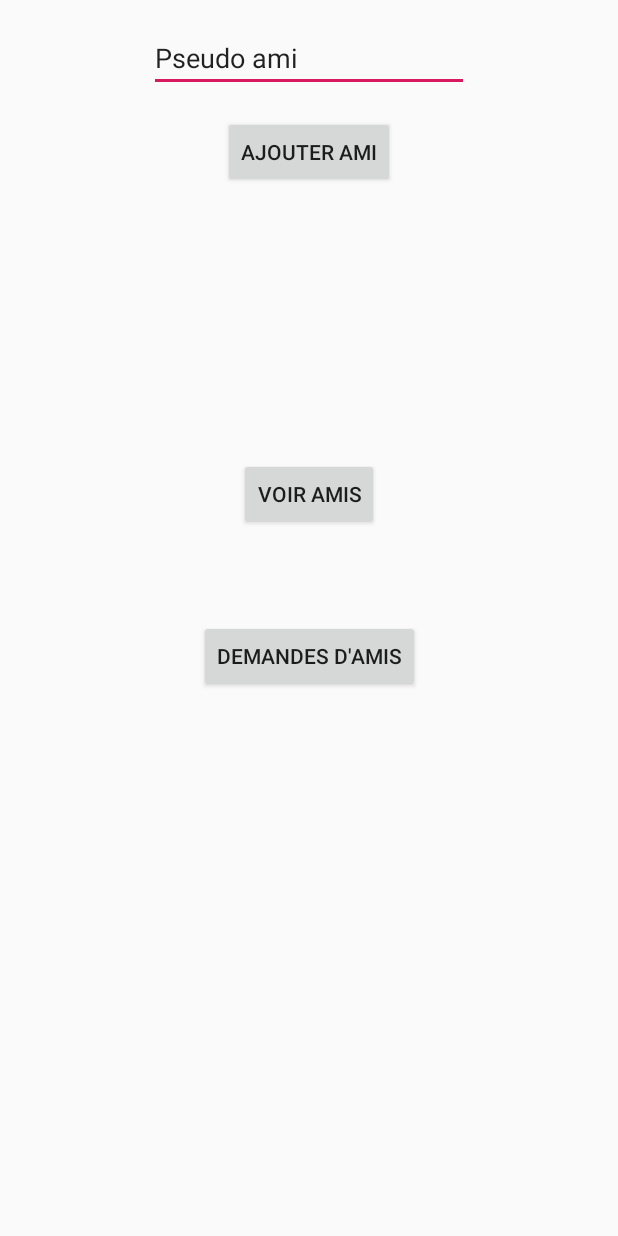
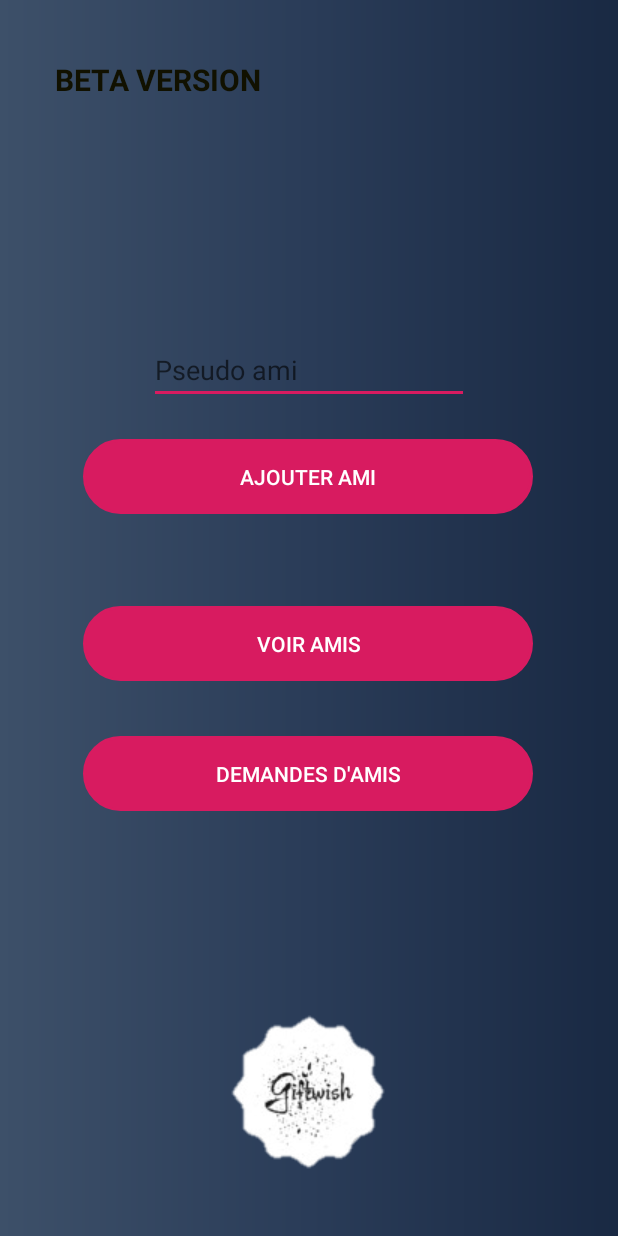
Before and after one commit to CyrilGusbin/LSINF1225-2020-GroupeL3.2-GiftWish, an Android app: the friends_intermediate screen opened directly, with no data from a screen before it, on a phone screen of 412 x 824 dp. Run offline under Robolectric (Android 15) with nearby library versions, the phone set to English and light mode, and no system bars.

Commit message:
- Correction bugs mineurs - Ajustement de "finish()" dans certains interfaces - Amélioration esthétique
TODO : - WishLists de mes amis
       - Edit Preferences
       - Edit Pseudo

```diff
--- a/app/src/main/java/com/example/wishlist/Backend/wishlist_intermediate.java
+++ b/app/src/main/java/com/example/wishlist/Backend/wishlist_intermediate.java
@@ -22,7 +22,7 @@ public class wishlist_intermediate extends AppCompatActivity {
         Intent intent2=getIntent();
         final String pseudo_bis = intent2.getStringExtra(EXTRA_MESSAGE);
         TextView textView = findViewById(R.id.wl_user);
-        textView.setText("Wishlists de "+pseudo_bis);
+        textView.setText("WishLists de "+pseudo_bis);
         final String msg =intent2.getStringExtra(Create_wislist.EXTRA_MESSAGE2);
         TextView reussite = findViewById(R.id.wl_created);
         reussite.setText(msg);
--- a/app/src/main/java/com/example/wishlist/Interface/Demands.java
+++ b/app/src/main/java/com/example/wishlist/Interface/Demands.java
@@ -56,5 +56,6 @@ public class Demands extends AppCompatActivity {
         intent.putExtra(EXTRA_MESSAGE, pseudo);
         intent.putExtra(EXTRA_MESSAGE3, "demande d'ami acceptée");
         startActivity(intent);
+        finish();
     }
 }
--- a/app/src/main/java/com/example/wishlist/Interface/Menu.java
+++ b/app/src/main/java/com/example/wishlist/Interface/Menu.java
@@ -33,7 +33,7 @@ public class Menu extends AppCompatActivity {
         Intent intent = getIntent();
         final String pseudo_bis = intent.getStringExtra(EXTRA_MESSAGE);
         TextView textView = findViewById(R.id.pseudo_user);
-        textView.setText("Bienvenue, "+pseudo_bis);
+        textView.setText("Bienvenue, "+ pseudo_bis);
 
         //Lorsque  l'on clique sur le bouton "Mes WishLists", l'application nous déplace vers l'interface "Mes WishLists".
         this.play = findViewById(R.id.wishlist);
--- a/app/src/main/java/com/example/wishlist/Interface/Register_Next.java
+++ b/app/src/main/java/com/example/wishlist/Interface/Register_Next.java
@@ -5,7 +5,6 @@ import androidx.appcompat.app.AppCompatActivity;
 
 import android.content.Intent;
 import android.os.Bundle;
-import android.text.Editable;
 import android.util.Log;
 import android.view.View;
 import android.widget.Button;
@@ -60,6 +59,6 @@ public class Register_Next extends AppCompatActivity {
         }
 
 
-        }
+    }
 
 }
--- a/app/src/main/res/layout/activity_friends_intermediate.xml
+++ b/app/src/main/res/layout/activity_friends_intermediate.xml
@@ -4,60 +4,109 @@
     xmlns:tools="http://schemas.android.com/tools"
     android:layout_width="match_parent"
     android:layout_height="match_parent"
+    android:background="@drawable/gradient"
     tools:context=".Interface.friends_intermediate">
 
     <Button
         android:id="@+id/button4"
-        android:layout_width="wrap_content"
-        android:layout_height="wrap_content"
-        android:layout_marginTop="16dp"
+        android:layout_width="300dp"
+        android:layout_height="50dp"
+        android:background="@drawable/circle_button"
+        android:backgroundTint="@color/colorAccent"
         android:onClick="add_friend"
         android:text="Ajouter ami"
+        android:textColor="@color/Blanc"
+        app:layout_constraintBottom_toBottomOf="parent"
         app:layout_constraintEnd_toEndOf="parent"
+        app:layout_constraintHorizontal_bias="0.495"
         app:layout_constraintStart_toStartOf="parent"
-        app:layout_constraintTop_toBottomOf="@+id/search_friend" />
+        app:layout_constraintTop_toTopOf="parent"
+        app:layout_constraintVertical_bias="0.378" />
 
     <Button
         android:id="@+id/button5"
-        android:layout_width="wrap_content"
-        android:layout_height="wrap_content"
-        android:layout_marginTop="180dp"
+        android:layout_width="300dp"
+        android:layout_height="50dp"
+        android:background="@drawable/circle_button"
+        android:backgroundTint="@color/colorAccent"
         android:onClick="go_to_friends_liste"
         android:text="Voir amis"
+        android:textColor="@color/Blanc"
+        app:layout_constraintBottom_toBottomOf="parent"
         app:layout_constraintEnd_toEndOf="parent"
+        app:layout_constraintHorizontal_bias="0.495"
         app:layout_constraintStart_toStartOf="parent"
-        app:layout_constraintTop_toBottomOf="@+id/button4" />
+        app:layout_constraintTop_toTopOf="parent"
+        app:layout_constraintVertical_bias="0.522" />
 
     <EditText
         android:id="@+id/search_friend"
         android:layout_width="wrap_content"
         android:layout_height="wrap_content"
-        android:layout_marginTop="16dp"
         android:ems="10"
+        android:hint="Pseudo ami"
         android:inputType="textPersonName"
-        android:text="Pseudo ami"
+        app:layout_constraintBottom_toBottomOf="parent"
         app:layout_constraintEnd_toEndOf="parent"
         app:layout_constraintStart_toStartOf="parent"
-        app:layout_constraintTop_toTopOf="parent" />
+        app:layout_constraintTop_toTopOf="parent"
+        app:layout_constraintVertical_bias="0.288" />
 
     <TextView
         android:id="@+id/back"
         android:layout_width="wrap_content"
         android:layout_height="wrap_content"
-        android:layout_marginTop="16dp"
+        android:layout_marginTop="208dp"
+        android:textColor="#FF0000"
+        android:textSize="15dp"
+        android:textStyle="bold"
         app:layout_constraintEnd_toEndOf="parent"
+        app:layout_constraintHorizontal_bias="0.498"
         app:layout_constraintStart_toStartOf="parent"
         app:layout_constraintTop_toBottomOf="@+id/button4" />
 
     <Button
         android:id="@+id/button6"
+        android:layout_width="300dp"
+        android:layout_height="50dp"
+        android:background="@drawable/circle_button"
+        android:backgroundTint="@color/colorAccent"
+        android:onClick="go_to_demands"
+        android:text="Demandes d'amis"
+        android:textColor="@color/Blanc"
+        app:layout_constraintBottom_toBottomOf="parent"
+        app:layout_constraintEnd_toEndOf="parent"
+        app:layout_constraintHorizontal_bias="0.495"
+        app:layout_constraintStart_toStartOf="parent"
+        app:layout_constraintTop_toTopOf="parent"
+        app:layout_constraintVertical_bias="0.634" />
+
+    <ImageView
+        android:id="@+id/imageView12"
         android:layout_width="wrap_content"
         android:layout_height="wrap_content"
-        android:layout_marginTop="60dp"
-        android:onClick="go_to_demands"
-        android:text="Demandes d'amis"
+        app:layout_constraintBottom_toBottomOf="parent"
         app:layout_constraintEnd_toEndOf="parent"
+        app:layout_constraintHorizontal_bias="0.497"
         app:layout_constraintStart_toStartOf="parent"
+        app:layout_constraintTop_toTopOf="parent"
+        app:layout_constraintVertical_bias="1.0"
+        app:srcCompat="@drawable/sans_fond" />
+
+    <TextView
+        android:id="@+id/beta_text"
+        android:layout_width="wrap_content"
+        android:layout_height="wrap_content"
+        android:text="@string/BETA"
+        android:textStyle="bold"
+        android:textSize="20dp"
+        android:textColor="#110"
+        app:layout_constraintBottom_toBottomOf="parent"
+        app:layout_constraintEnd_toEndOf="parent"
+        app:layout_constraintHorizontal_bias="0.133"
+        app:layout_constraintStart_toStartOf="parent"
+        app:layout_constraintTop_toTopOf="parent"
+        app:layout_constraintVertical_bias="0.049" />
         app:layout_constraintTop_toBottomOf="@+id/button5" />
 
     <TextView
--- a/app/src/main/res/layout/activity_main.xml
+++ b/app/src/main/res/layout/activity_main.xml
@@ -30,7 +30,7 @@
         android:ems="10"
         android:hint="@string/mdp_connexion"
         android:maxLength="15"
-        android:inputType="textPersonName"
+        android:inputType="textPassword"
         app:layout_constraintBottom_toBottomOf="parent"
         app:layout_constraintEnd_toEndOf="parent"
         app:layout_constraintStart_toStartOf="parent"
--- a/app/src/main/res/layout/activity_register.xml
+++ b/app/src/main/res/layout/activity_register.xml
@@ -109,6 +109,9 @@
         android:layout_width="wrap_content"
         android:layout_height="wrap_content"
         android:text=""
+        android:textColor="#FF0000"
+        android:textSize="18dp"
+        android:textStyle="bold"
         app:layout_constraintBottom_toBottomOf="parent"
         app:layout_constraintEnd_toEndOf="parent"
         app:layout_constraintHorizontal_bias="0.498"
--- a/app/src/main/res/layout/row_demands.xml
+++ b/app/src/main/res/layout/row_demands.xml
@@ -2,6 +2,7 @@
 <androidx.constraintlayout.widget.ConstraintLayout
     xmlns:android="http://schemas.android.com/apk/res/android"
     xmlns:app="http://schemas.android.com/apk/res-auto"
+    android:background="@drawable/gradient"
     android:layout_width="match_parent"
     android:layout_height="match_parent">
 
```
Also changed, not shown: app/src/main/java/com/example/wishlist/Backend/FeedReaderContract.java (+9 -8 lines), app/src/main/java/com/example/wishlist/Backend/FeedReaderDbHelper.java (+10 -0 lines), app/src/main/java/com/example/wishlist/Backend/USER.java (+49 -9 lines), app/src/main/java/com/example/wishlist/DAO/UserDAO.java (+29 -9 lines), app/src/main/java/com/example/wishlist/Interface/MainActivity.java (+3 -4 lines), app/src/main/java/com/example/wishlist/Interface/Profile.java (+54 -43 lines), app/src/main/java/com/example/wishlist/Interface/friends_intermediate.java (+5 -2 lines), app/src/main/res/layout/activity_profile.xml (+17 -4 lines), app/src/main/java/com/example/wishlist/Backend/ImageToBlob.java (indentation only).
